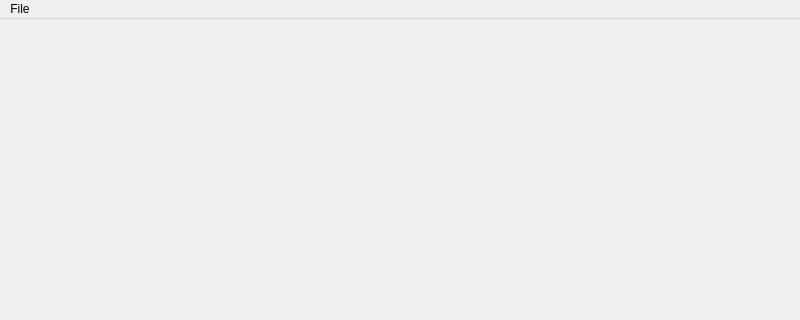
First picture: the form in ui/MainWindow.ui, repository shreyaspotnis/ipbec, before the edit; both pictures show x 0 to 800 and y 0 to 320 of the 800 by 600 pixel window.
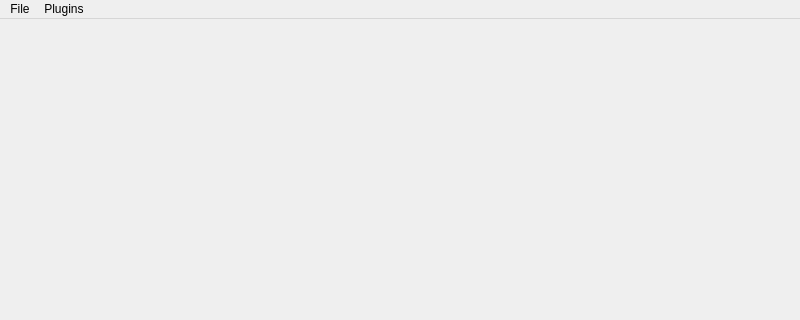
Second picture: the form after the edit.

Commit message: Added a system for plugins.

The edit to the form file:
```diff
--- a/ui/MainWindow.ui
+++ b/ui/MainWindow.ui
@@ -20,7 +20,7 @@
      <x>0</x>
      <y>0</y>
      <width>800</width>
-     <height>21</height>
+     <height>23</height>
     </rect>
    </property>
    <widget class="QMenu" name="menuFile">
@@ -34,7 +34,13 @@
     <addaction name="separator"/>
     <addaction name="actionSave"/>
    </widget>
+   <widget class="QMenu" name="menuPlugins">
+    <property name="title">
+     <string>Plugins</string>
+    </property>
+   </widget>
    <addaction name="menuFile"/>
+   <addaction name="menuPlugins"/>
   </widget>
   <widget class="QStatusBar" name="statusbar"/>
   <action name="actionOpen_Directory">
```
The commit also changes 6 other files.
